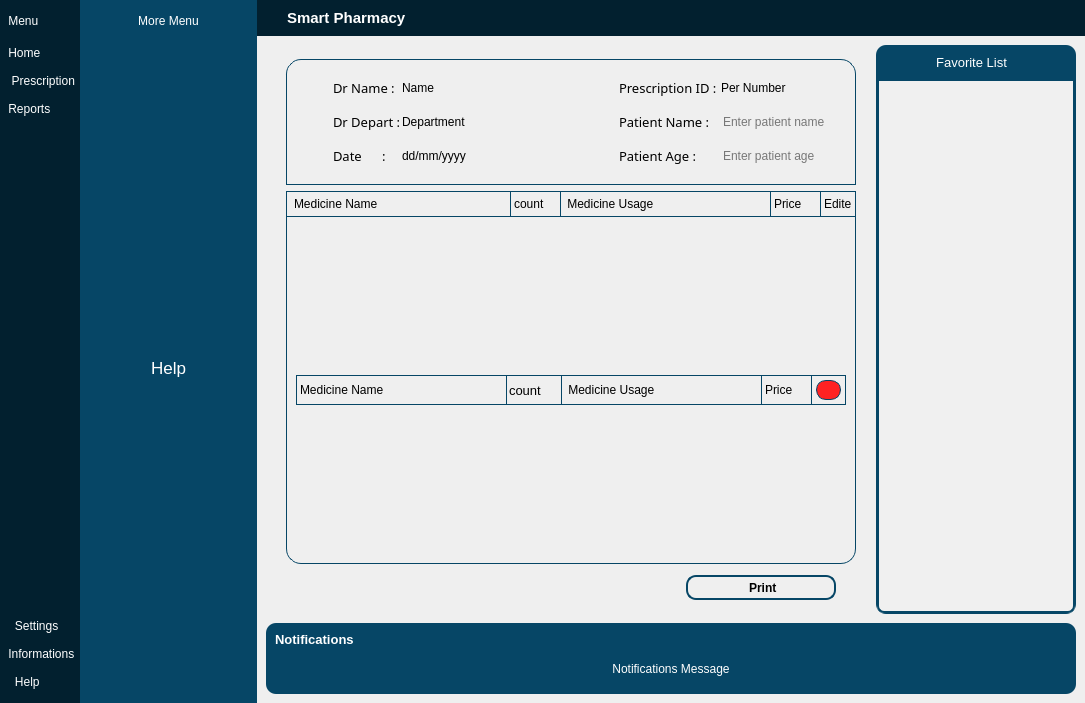
Qt form Application_Pharm/Final_Main_FFuiFF.ui (Behiry1/Smart_Pharmcy_System) before a commit.
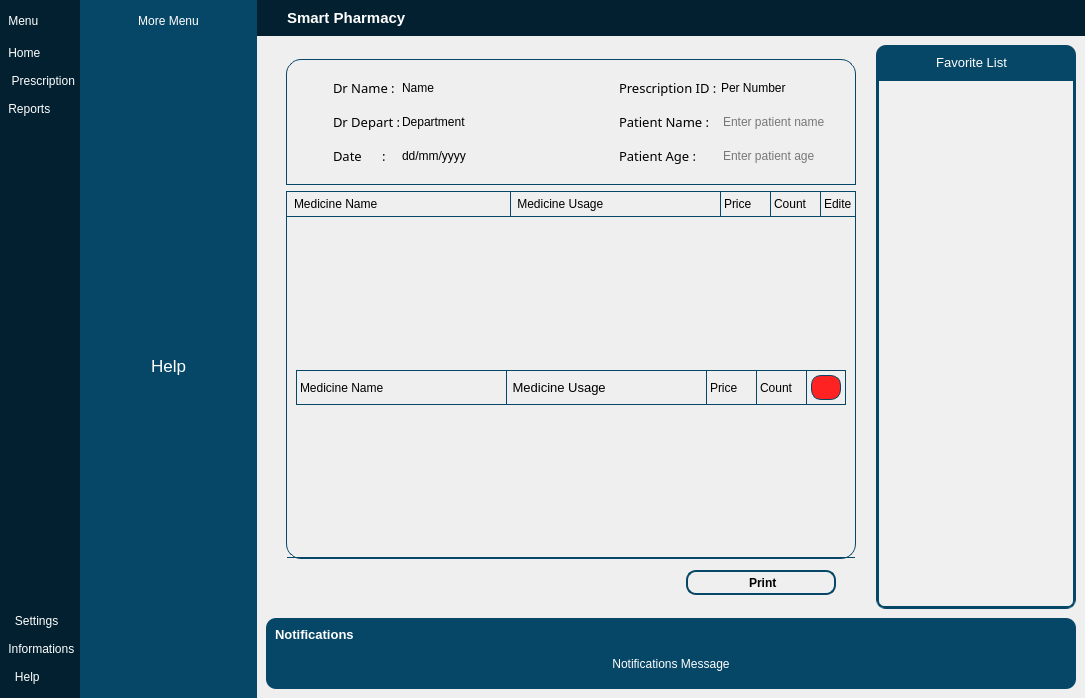
The same form after that commit. The open tabs and pages were chosen to show the change. Icons and pictures are not drawn.

Patch:
```diff
--- a/Application_Pharm/Final_Main_FFuiFF.ui
+++ b/Application_Pharm/Final_Main_FFuiFF.ui
@@ -7,7 +7,7 @@
     <x>0</x>
     <y>0</y>
     <width>1085</width>
-    <height>703</height>
+    <height>698</height>
    </rect>
   </property>
   <property name="windowTitle">
@@ -2156,7 +2156,7 @@
                                   <widget class="QLabel" name="Count">
                                    <property name="minimumSize">
                                     <size>
-                                     <width>50</width>
+                                     <width>210</width>
                                      <height>0</height>
                                     </size>
                                    </property>
@@ -2175,7 +2175,7 @@
                                     <enum>Qt::LeftToRight</enum>
                                    </property>
                                    <property name="text">
-                                    <string>count</string>
+                                    <string> Medicine Usage</string>
                                    </property>
                                   </widget>
                                  </item>
@@ -2183,7 +2183,7 @@
                                   <widget class="QLabel" name="Medicine_usage">
                                    <property name="minimumSize">
                                     <size>
-                                     <width>210</width>
+                                     <width>50</width>
                                      <height>0</height>
                                     </size>
                                    </property>
@@ -2199,7 +2199,7 @@
                                     </font>
                                    </property>
                                    <property name="text">
-                                    <string> Medicine Usage</string>
+                                    <string>Price</string>
                                    </property>
                                   </widget>
                                  </item>
@@ -2223,7 +2223,7 @@
                                     </font>
                                    </property>
                                    <property name="text">
-                                    <string>Price </string>
+                                    <string>Count</string>
                                    </property>
                                   </widget>
                                  </item>
@@ -2265,48 +2265,11 @@
                                  <enum>Qt::LeftToRight</enum>
                                 </property>
                                 <property name="styleSheet">
-                                 <string notr="true"/>
-                                </property>
-                                <property name="frameShape">
-                                 <enum>QFrame::WinPanel</enum>
-                                </property>
-                                <property name="widgetResizable">
-                                 <bool>true</bool>
-                                </property>
-                                <widget class="QWidget" name="scrollAreaWidgetContents_3">
-                                 <property name="geometry">
-                                  <rect>
-                                   <x>0</x>
-                                   <y>0</y>
-                                   <width>579</width>
-                                   <height>327</height>
-                                  </rect>
-                                 </property>
-                                 <layout class="QVBoxLayout" name="verticalLayout_17">
-                                  <item>
-                                   <widget class="QWidget" name="widget_11" native="true">
-                                    <property name="minimumSize">
-                                     <size>
-                                      <width>0</width>
-                                      <height>30</height>
-                                     </size>
-                                    </property>
-                                    <property name="maximumSize">
-                                     <size>
-                                      <width>16777215</width>
-                                      <height>30</height>
-                                     </size>
-                                    </property>
-                                    <property name="font">
-                                     <font>
-                                      <stylestrategy>PreferAntialias</stylestrategy>
-                                     </font>
-                                    </property>
-                                    <property name="styleSheet">
-                                     <string notr="true">QLabel , QLineEdit {
+                                 <string notr="true">QLabel,QLineEdit{
     border-left: 1px solid #064666;
     qproperty-alignment: 'AlignCenter';
 	border-righte:0px solid #064666;
+    border-top:1px solid #064666;
 
 }
 
@@ -2318,13 +2281,49 @@
 
 *{
 border-bottom:1px solid #064666;
-border-top:1px solid #064666;
+
 
 }
 
 </string>
                                     </property>
-                                    <layout class="QHBoxLayout">
+                                <property name="frameShape">
+                                 <enum>QFrame::WinPanel</enum>
+                                </property>
+                                <property name="widgetResizable">
+                                 <bool>true</bool>
+                                </property>
+                                <widget class="QWidget" name="scrollAreaWidgetContents_3">
+                                 <property name="geometry">
+                                  <rect>
+                                   <x>0</x>
+                                   <y>0</y>
+                                   <width>579</width>
+                                   <height>318</height>
+                                  </rect>
+                                 </property>
+                                 <layout class="QVBoxLayout" name="verticalLayout_17">
+                                  <item>
+                                   <widget class="QFrame" name="frame_16">
+                                    <property name="minimumSize">
+                                     <size>
+                                      <width>0</width>
+                                      <height>35</height>
+                                     </size>
+                                    </property>
+                                    <property name="maximumSize">
+                                     <size>
+                                      <width>16777215</width>
+                                      <height>35</height>
+                                     </size>
+                                    </property>
+                                    <property name="frameShape">
+                                     <enum>QFrame::StyledPanel</enum>
+                                    </property>
+                                    <property name="frameShadow">
+                                     <enum>QFrame::Raised</enum>
+                                    </property>
+                                    <layout class="QVBoxLayout" name="verticalLayout_20">
                                      <property name="spacing">
                                       <number>0</number>
                                      </property>
@@ -2341,7 +2340,45 @@
                                       <number>0</number>
                                      </property>
                                      <item>
-                                      <widget class="QLabel" name="Medicine_name_3">
+                                      <widget class="QWidget" name="widget_13" native="true">
+                                       <property name="minimumSize">
+                                        <size>
+                                         <width>0</width>
+                                         <height>35</height>
+                                        </size>
+                                       </property>
+                                       <property name="maximumSize">
+                                        <size>
+                                         <width>16777215</width>
+                                         <height>35</height>
+                                        </size>
+                                       </property>
+                                       <property name="font">
+                                        <font>
+                                         <stylestrategy>PreferAntialias</stylestrategy>
+                                        </font>
+                                       </property>
+                                       <property name="styleSheet">
+                                        <string notr="true"/>
+                                       </property>
+                                       <layout class="QHBoxLayout" name="_2">
+                                        <property name="spacing">
+                                         <number>0</number>
+                                        </property>
+                                        <property name="leftMargin">
+                                         <number>0</number>
+                                        </property>
+                                        <property name="topMargin">
+                                         <number>0</number>
+                                        </property>
+                                        <property name="rightMargin">
+                                         <number>0</number>
+                                        </property>
+                                        <property name="bottomMargin">
+                                         <number>0</number>
+                                        </property>
+                                        <item>
+                                         <widget class="QLabel" name="Medicine_name_4">
                                        <property name="minimumSize">
                                         <size>
                                          <width>210</width>
@@ -2362,17 +2399,17 @@
                                       </widget>
                                      </item>
                                      <item>
-                                      <widget class="QLineEdit" name="lineEdit_10">
+                                         <widget class="QLineEdit" name="lineEdit_11">
                                        <property name="minimumSize">
                                         <size>
-                                         <width>50</width>
-                                         <height>0</height>
+                                            <width>200</width>
+                                            <height>35</height>
                                         </size>
                                        </property>
                                        <property name="maximumSize">
                                         <size>
                                          <width>120</width>
-                                         <height>30</height>
+                                            <height>35</height>
                                         </size>
                                        </property>
                                        <property name="font">
@@ -2381,30 +2418,30 @@
                                         </font>
                                        </property>
                                        <property name="text">
-                                        <string>count</string>
-                                       </property>
-                                      </widget>
-                                     </item>
-                                     <item>
-                                      <widget class="QLabel" name="Medicine_usage_3">
-                                       <property name="minimumSize">
-                                        <size>
-                                         <width>200</width>
-                                         <height>0</height>
-                                        </size>
-                                       </property>
-                                       <property name="font">
-                                        <font>
-                                         <pointsize>9</pointsize>
-                                        </font>
-                                       </property>
-                                       <property name="text">
                                         <string> Medicine Usage</string>
                                        </property>
                                       </widget>
                                      </item>
                                      <item>
-                                      <widget class="QLabel" name="Price_3">
+                                         <widget class="QLabel" name="Medicine_usage_4">
+                                          <property name="minimumSize">
+                                           <size>
+                                            <width>50</width>
+                                            <height>0</height>
+                                           </size>
+                                          </property>
+                                          <property name="font">
+                                           <font>
+                                            <pointsize>9</pointsize>
+                                           </font>
+                                          </property>
+                                          <property name="text">
+                                           <string>Price</string>
+                                          </property>
+                                         </widget>
+                                        </item>
+                                        <item>
+                                         <widget class="QLabel" name="Price_4">
                                        <property name="minimumSize">
                                         <size>
                                          <width>50</width>
@@ -2423,12 +2460,12 @@
                                         </font>
                                        </property>
                                        <property name="text">
-                                        <string>Price </string>
+                                           <string>Count</string>
                                        </property>
                                       </widget>
                                      </item>
                                      <item>
-                                      <widget class="QWidget" name="widget_delet" native="true">
+                                         <widget class="QWidget" name="widget_delet_2" native="true">
                                        <property name="minimumSize">
                                         <size>
                                          <width>35</width>
@@ -2446,7 +2483,7 @@
 border:  1px solid #064666;
 margine : 2px;}</string>
                                        </property>
-                                       <layout class="QVBoxLayout" name="verticalLayout_20">
+                                          <layout class="QVBoxLayout" name="verticalLayout_27">
                                         <property name="spacing">
                                          <number>0</number>
                                         </property>
@@ -2463,7 +2500,7 @@
                                          <number>5</number>
                                         </property>
                                         <item>
-                                         <widget class="QPushButton" name="pushButton_Trash">
+                                            <widget class="QPushButton" name="pushButton_Trash_2">
                                           <property name="maximumSize">
                                            <size>
                                             <width>35</width>
@@ -2493,6 +2530,9 @@
                                   </item>
                                  </layout>
                                 </widget>
+                                  </item>
+                                 </layout>
+                                </widget>
                                </widget>
                               </item>
                              </layout>
@@ -2567,7 +2607,6 @@
                                 <property name="font">
                                  <font>
                                   <pointsize>9</pointsize>
-                                  <weight>75</weight>
                                   <bold>true</bold>
                                  </font>
                                 </property>
@@ -2804,7 +2843,7 @@
                                 <x>0</x>
                                 <y>0</y>
                                 <width>205</width>
-                                <height>507</height>
+                                <height>497</height>
                                </rect>
                               </property>
                               <layout class="QVBoxLayout" name="verticalLayout_26"/>
@@ -2853,7 +2892,6 @@
                          <property name="font">
                           <font>
                            <pointsize>10</pointsize>
-                           <weight>75</weight>
                            <bold>true</bold>
                           </font>
                          </property>
@@ -2881,7 +2919,6 @@
                             </property>
                             <property name="font">
                              <font>
-                              <weight>50</weight>
                               <bold>false</bold>
                              </font>
                             </property>
```
Left out of the diff: 112 changed lines with no effect on the pictures. Lines whose indentation alone changed are shown as unchanged.
